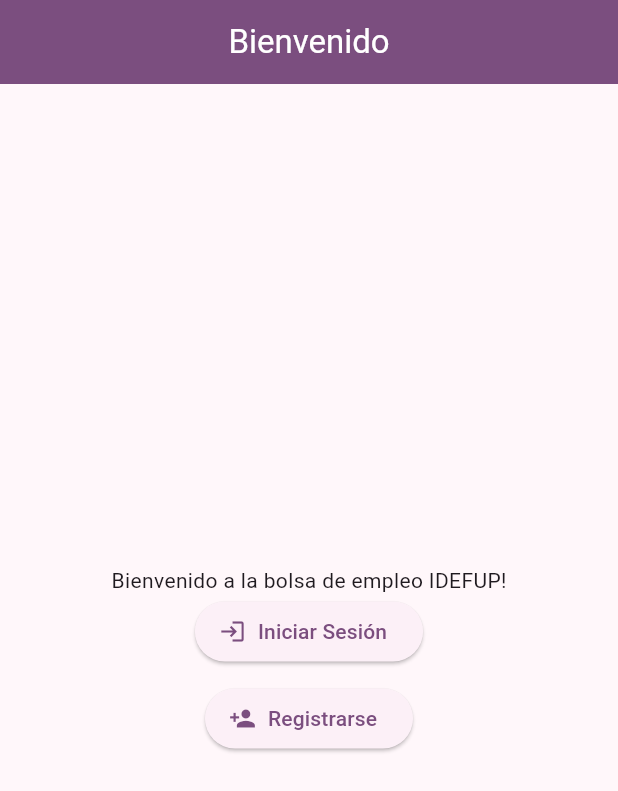
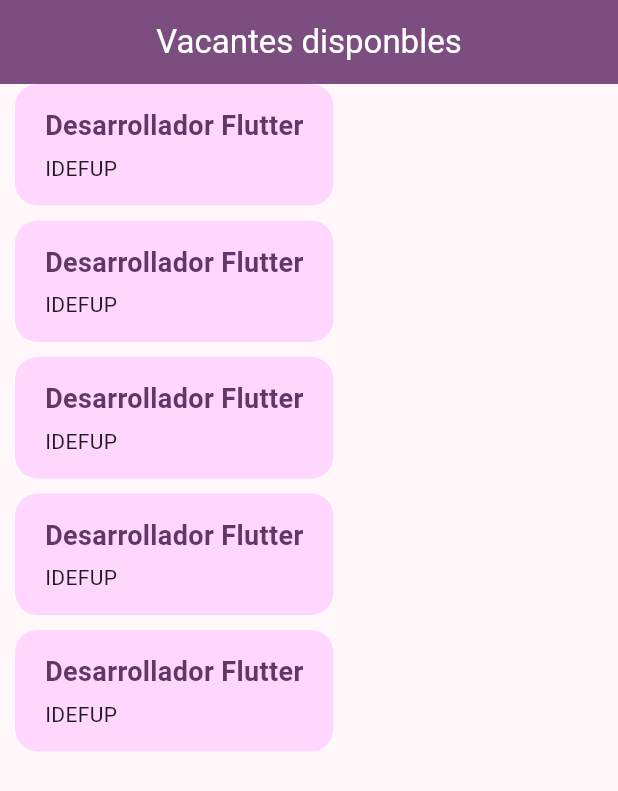
Before and after one commit to AndresRossemberg/bolsa_empleo_iglesia, a Flutter app: the screen it shows after launch, on a phone screen of 412 x 824 dp. Shown: the top 791 px of the screen. Run offline on Flutter 3.47's test engine with Material 3 defaults, Android fonts, the phone set to English and light mode, and no system bars.

Commit message:
feat: pantalla de vacantes con lista y tarjetas reutilizables

```diff
--- a/lib/main.dart
+++ b/lib/main.dart
@@ -1,12 +1,16 @@
 import 'package:bolsa_empleo_iglesia/config/theme/app_theme.dart';
+import 'package:bolsa_empleo_iglesia/presentation/screens/vacantes/vacantes_screen.dart';
 import 'package:bolsa_empleo_iglesia/presentation/screens/welcome/welcome_screen.dart';
+import 'package:bolsa_empleo_iglesia/presentation/widgets/vacante_card.dart';
 import 'package:flutter/material.dart'; //Import de material.dart para poder usar los widgets de Flutter
 
 void main(){
+  // Punto de entrada de la app. 'runApp' monta el widget raíz en pantalla.
   runApp(const MyApp());
 }
 
 class MyApp extends StatelessWidget{
+  // Constructor constante: MyApp no cambia nunca, así que puede ser const.
   const MyApp({super.key});
 
   @override
@@ -14,7 +18,8 @@
     return MaterialApp(
       debugShowCheckedModeBanner: false, //Desactiva el banner de debug en la esquina superior derecha
       theme: AppTheme(selectedColor: 3).theme(), //Se aplica el tema de la aplicación con el color seleccionado
-      home: const WelcomeScreen() //Se establece la pantalla de bienvenida como la pantalla principal de la aplicación
+      // home: const WelcomeScreen() //Se establece la pantalla de bienvenida como la pantalla principal de la aplicación
+      home: const VacantesScreen(), // Pantalla principal: la lista de vacantes.
     );
   }
 }
--- /dev/null
+++ b/lib/presentation/screens/vacantes/vacantes_screen.dart
@@ -0,0 +1,42 @@
+import 'package:bolsa_empleo_iglesia/presentation/widgets/vacante_card.dart';
+import 'package:flutter/material.dart';
+
+class VacantesScreen extends StatelessWidget {
+  // Constructor constante: la estructura de la pantalla no cambia.
+  const VacantesScreen({super.key});
+
+  @override
+  Widget build(BuildContext context) {
+    return Scaffold(
+      // AppBar con título. Hereda colores del tema global.
+      appBar: AppBar(
+        title: const Text('Vacantes disponbles'),
+      ),
+      // SafeArea evita que el contenido se solape con notch/barras del sistema.
+      body: SafeArea(
+        // Padding horizontal de 10 para que el contenido no toque los bordes.
+        child: Padding(
+          padding: const EdgeInsets.symmetric(horizontal: 10),
+          child: Column(
+            children: [
+              // Expanded ocupa todo el espacio sobrante vertical.
+              // Esto hace que el ListView crezca hasta llenar la pantalla.
+              Expanded(
+                // ListView.builder construye solo los widgets visibles (lazy).
+                child: ListView.builder(
+                  // Número total de elementos de la lista.
+                  itemCount: 5,
+                  // Función que construye cada tarjeta según su índice.
+                  itemBuilder: (context, index){
+                    // Retorna una tarjeta de vacante. Const porque no cambia.
+                    return const VacanteCard();
+                  },
+                )
+              )
+            ],
+          ),
+        )
+      ),
+    );
+  }
+}
--- a/lib/presentation/widgets/vacante_card.dart
+++ b/lib/presentation/widgets/vacante_card.dart
@@ -0,0 +1,51 @@
+import 'package:flutter/material.dart';
+
+class VacanteCard extends StatelessWidget {
+
+  const VacanteCard({super.key});
+
+  @override
+  Widget build(BuildContext context) {
+    // Accede al ColorScheme del tema actual para usar colores coherentes.
+    final colors = Theme.of(context).colorScheme;
+
+    return Column(
+      // Alinea los hijos horizontalmente al inicio (izquierda).
+      crossAxisAlignment: CrossAxisAlignment.start,
+      children: [
+        Container(
+          // BoxDecoration permite color + bordes redondeados a la vez.
+          decoration: BoxDecoration(
+            // primaryContainer: fondo suave derivado del color semilla.
+            color: colors.primaryContainer,
+            // Redondea las 4 esquinas con radio de 15 píxeles.
+            borderRadius: BorderRadius.circular(15)
+          ),
+          // Padding interno para que el texto no toque los bordes de la tarjeta.
+          child: Padding(
+            padding: const EdgeInsets.symmetric(horizontal: 20, vertical: 15),
+            child: Column(
+              // Alinea el título y subtítulo a la izquierda.
+              crossAxisAlignment: CrossAxisAlignment.start,
+              children: [
+                Text(
+                  'Desarrollador Flutter',
+                  style: TextStyle(
+                    fontSize: 18,
+                    fontWeight: FontWeight.bold,
+                    // onPrimaryContainer: color de texto con contraste sobre el fondo.
+                    color: colors.onPrimaryContainer,
+                  )),
+                // Espacio vertical entre título y subtítulo.
+                const SizedBox(height: 5),
+                const Text('IDEFUP', style: TextStyle(fontSize: 14),)
+              ],
+            ),
+          ),
+        ),
+        // Espacio entre esta tarjeta y la siguiente de la lista.
+        const SizedBox(height: 10)
+      ],
+    );
+  }
+}
```
